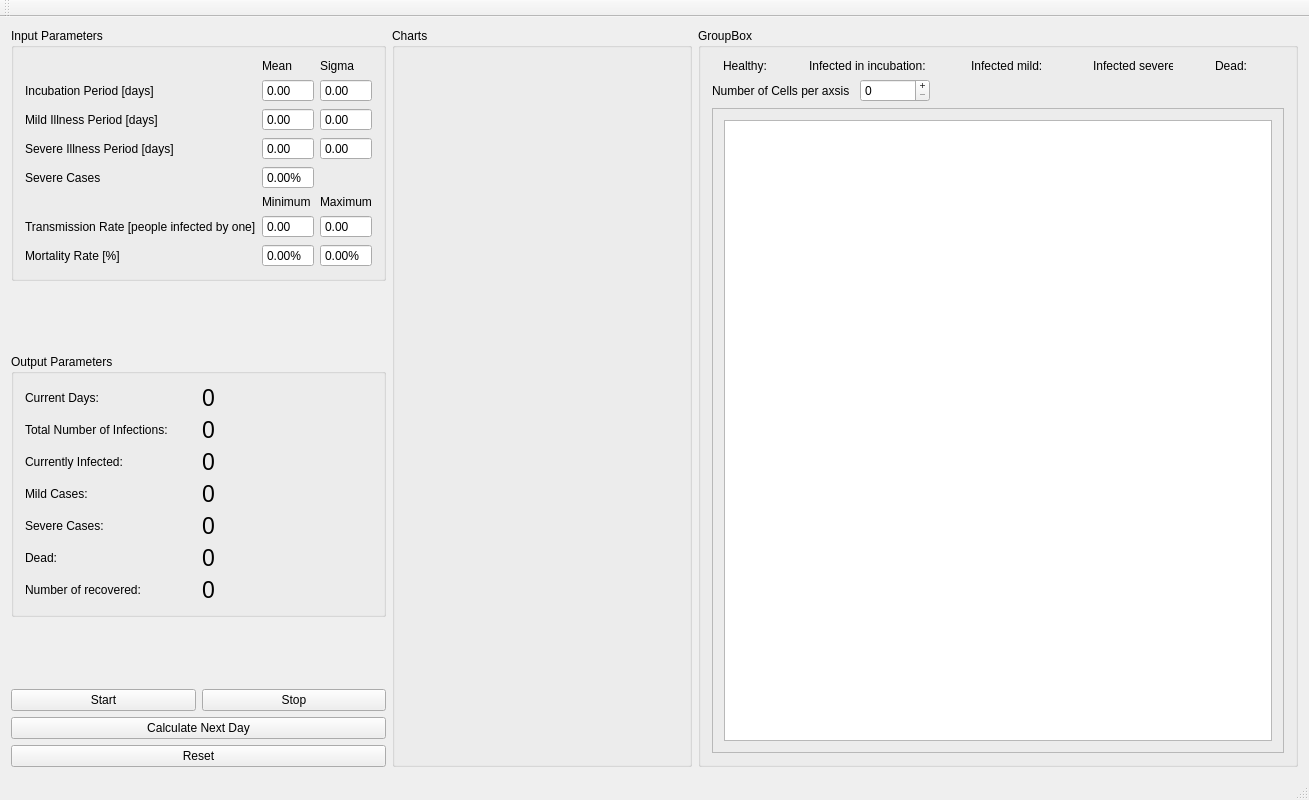
Above: mainwindow.ui from Rufledore/Game_Of_Life before the change. Below: the same form after it.
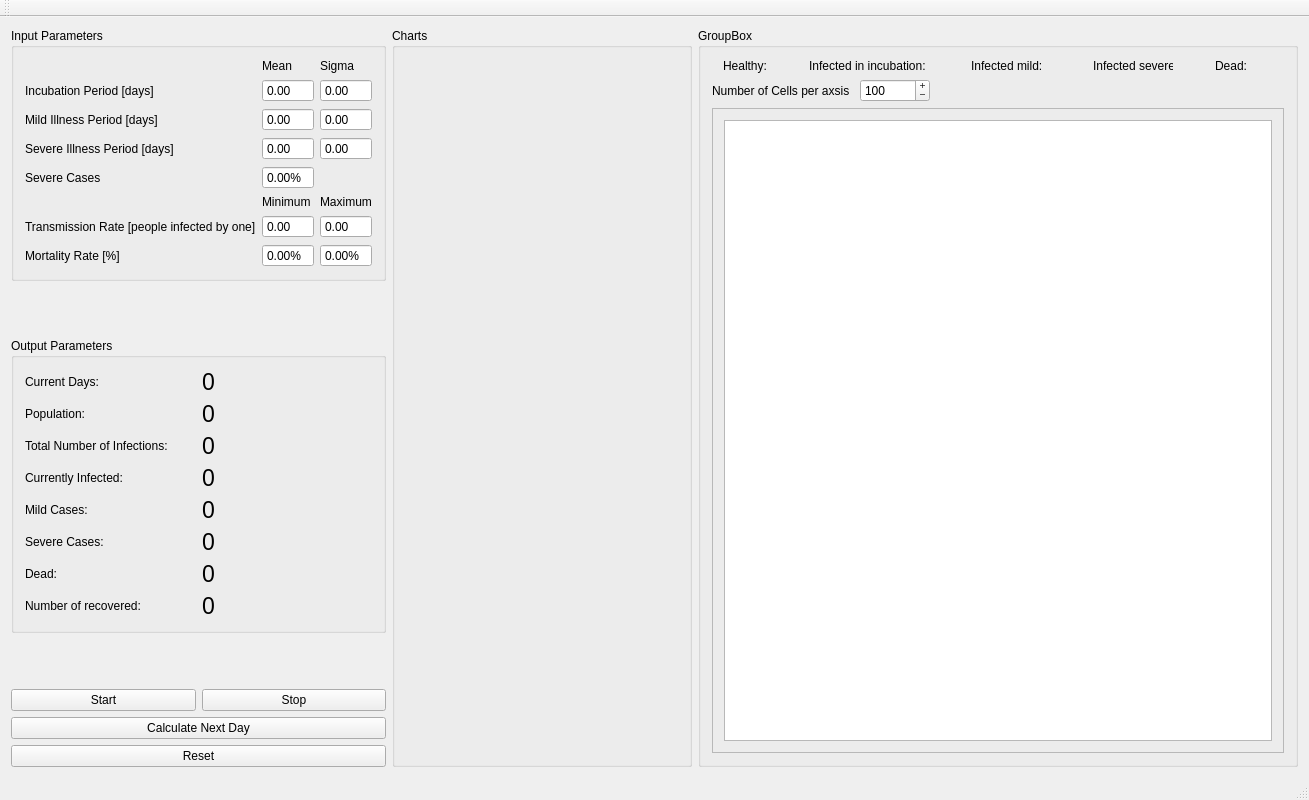
That is the form after the change. Icons and pictures are not drawn. Custom widgets are drawn as their Qt base class.

Patch:
```diff
--- a/mainwindow.ui
+++ b/mainwindow.ui
@@ -303,99 +303,7 @@
          <string>Output Parameters</string>
         </property>
         <layout class="QGridLayout" name="gridLayout_5">
-         <item row="0" column="0">
-          <layout class="QHBoxLayout" name="horizontalLayout_4">
-           <item>
-            <widget class="QLabel" name="label_9">
-             <property name="text">
-              <string>Current Days:</string>
-             </property>
-            </widget>
-           </item>
-           <item>
-            <widget class="QLabel" name="label_indicator_numberOfDays">
-             <property name="font">
-              <font>
-               <pointsize>17</pointsize>
-              </font>
-             </property>
-             <property name="text">
-              <string>0</string>
-             </property>
-            </widget>
-           </item>
-          </layout>
-         </item>
-         <item row="1" column="0">
-          <layout class="QHBoxLayout" name="horizontalLayout_7">
-           <item>
-            <widget class="QLabel" name="label_15">
-             <property name="text">
-              <string>Total Number of Infections:</string>
-             </property>
-            </widget>
-           </item>
-           <item>
-            <widget class="QLabel" name="label_indicator_numberOfTotalInfections">
-             <property name="font">
-              <font>
-               <pointsize>17</pointsize>
-              </font>
-             </property>
-             <property name="text">
-              <string>0</string>
-             </property>
-            </widget>
-           </item>
-          </layout>
-         </item>
-         <item row="2" column="0">
-          <layout class="QHBoxLayout" name="horizontalLayout">
-           <item>
-            <widget class="QLabel" name="label">
-             <property name="text">
-              <string>Currently Infected:</string>
-             </property>
-            </widget>
-           </item>
-           <item>
-            <widget class="QLabel" name="label_indicator_numberOfInfections">
-             <property name="font">
-              <font>
-               <pointsize>17</pointsize>
-              </font>
-             </property>
-             <property name="text">
-              <string>0</string>
-             </property>
-            </widget>
-           </item>
-          </layout>
-         </item>
-         <item row="3" column="0">
-          <layout class="QHBoxLayout" name="horizontalLayout_2">
-           <item>
-            <widget class="QLabel" name="label_12">
-             <property name="text">
-              <string>Mild Cases:</string>
-             </property>
-            </widget>
-           </item>
-           <item>
-            <widget class="QLabel" name="label_indicator_numberOfMildCases">
-             <property name="font">
-              <font>
-               <pointsize>17</pointsize>
-              </font>
-             </property>
-             <property name="text">
-              <string>0</string>
-             </property>
-            </widget>
-           </item>
-          </layout>
-         </item>
-         <item row="4" column="0">
+         <item row="6" column="0">
           <layout class="QHBoxLayout" name="horizontalLayout_5">
            <item>
             <widget class="QLabel" name="label_13">
@@ -418,7 +326,7 @@
            </item>
           </layout>
          </item>
-         <item row="5" column="0">
+         <item row="7" column="0">
           <layout class="QHBoxLayout" name="horizontalLayout_3">
            <item>
             <widget class="QLabel" name="label_8">
@@ -441,7 +349,7 @@
            </item>
           </layout>
          </item>
-         <item row="6" column="0">
+         <item row="8" column="0">
           <layout class="QHBoxLayout" name="horizontalLayout_6">
            <item>
             <widget class="QLabel" name="label_14">
@@ -464,6 +372,121 @@
            </item>
           </layout>
          </item>
+         <item row="5" column="0">
+          <layout class="QHBoxLayout" name="horizontalLayout_2">
+           <item>
+            <widget class="QLabel" name="label_12">
+             <property name="text">
+              <string>Mild Cases:</string>
+             </property>
+            </widget>
+           </item>
+           <item>
+            <widget class="QLabel" name="label_indicator_numberOfMildCases">
+             <property name="font">
+              <font>
+               <pointsize>17</pointsize>
+              </font>
+             </property>
+             <property name="text">
+              <string>0</string>
+             </property>
+            </widget>
+           </item>
+          </layout>
+         </item>
+         <item row="3" column="0">
+          <layout class="QHBoxLayout" name="horizontalLayout_7">
+           <item>
+            <widget class="QLabel" name="label_15">
+             <property name="text">
+              <string>Total Number of Infections:</string>
+             </property>
+            </widget>
+           </item>
+           <item>
+            <widget class="QLabel" name="label_indicator_numberOfTotalInfections">
+             <property name="font">
+              <font>
+               <pointsize>17</pointsize>
+              </font>
+             </property>
+             <property name="text">
+              <string>0</string>
+             </property>
+            </widget>
+           </item>
+          </layout>
+         </item>
+         <item row="1" column="0">
+          <layout class="QHBoxLayout" name="horizontalLayout_18">
+           <item>
+            <widget class="QLabel" name="label_29">
+             <property name="text">
+              <string>Population:</string>
+             </property>
+            </widget>
+           </item>
+           <item>
+            <widget class="QLabel" name="label_indicator_numberOfPopulation">
+             <property name="font">
+              <font>
+               <pointsize>17</pointsize>
+              </font>
+             </property>
+             <property name="text">
+              <string>0</string>
+             </property>
+            </widget>
+           </item>
+          </layout>
+         </item>
+         <item row="4" column="0">
+          <layout class="QHBoxLayout" name="horizontalLayout">
+           <item>
+            <widget class="QLabel" name="label">
+             <property name="text">
+              <string>Currently Infected:</string>
+             </property>
+            </widget>
+           </item>
+           <item>
+            <widget class="QLabel" name="label_indicator_numberOfInfections">
+             <property name="font">
+              <font>
+               <pointsize>17</pointsize>
+              </font>
+             </property>
+             <property name="text">
+              <string>0</string>
+             </property>
+            </widget>
+           </item>
+          </layout>
+         </item>
+         <item row="0" column="0">
+          <layout class="QHBoxLayout" name="horizontalLayout_4">
+           <item>
+            <widget class="QLabel" name="label_9">
+             <property name="text">
+              <string>Current Days:</string>
+             </property>
+            </widget>
+           </item>
+           <item>
+            <widget class="QLabel" name="label_indicator_numberOfDays">
+             <property name="font">
+              <font>
+               <pointsize>17</pointsize>
+              </font>
+             </property>
+             <property name="text">
+              <string>0</string>
+             </property>
+            </widget>
+           </item>
+          </layout>
+         </item>
         </layout>
        </widget>
       </item>
@@ -772,6 +795,12 @@
              <property name="buttonSymbols">
               <enum>QAbstractSpinBox::PlusMinus</enum>
              </property>
+             <property name="maximum">
+              <number>200</number>
+             </property>
+             <property name="value">
+              <number>100</number>
+             </property>
             </widget>
            </item>
            <item>
```
Left out of the diff: 2 changed lines with no effect on the pictures.
